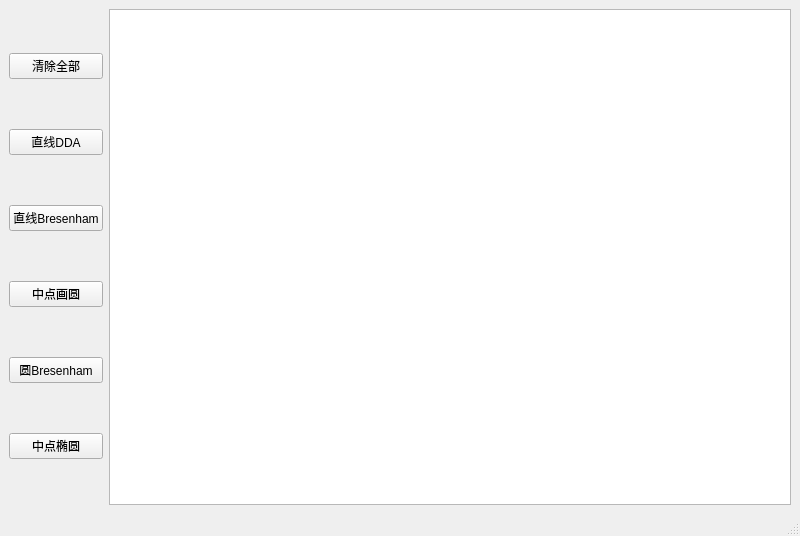
Above: mainwindow.ui from AaronHowell/Computer-Graphics before the change. Below: the same form after it.
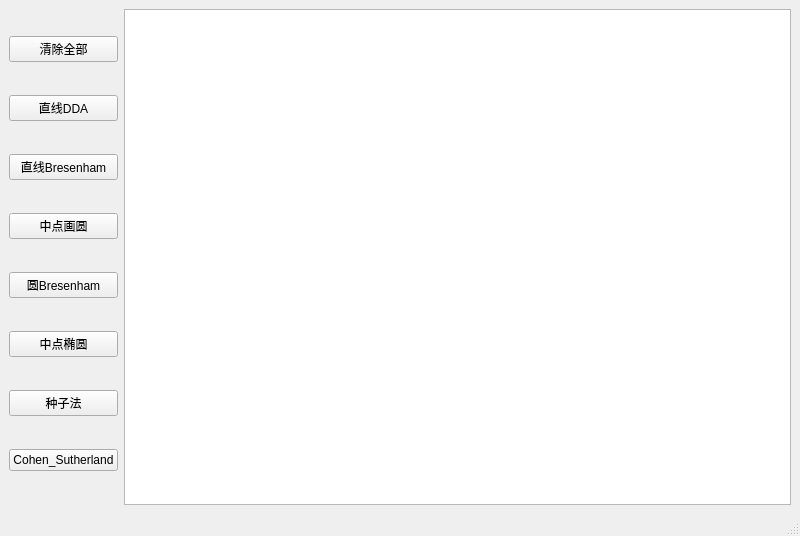
That is the form after the change.

Diff of the .ui file:
```diff
--- a/mainwindow.ui
+++ b/mainwindow.ui
@@ -59,6 +59,20 @@
                                 </property>
                             </widget>
                         </item>
+      <item>
+       <widget class="QPushButton" name="ex3_1">
+        <property name="text">
+         <string>种子法</string>
+        </property>
+       </widget>
+      </item>
+      <item>
+       <widget class="QPushButton" name="ex4">
+        <property name="text">
+         <string>Cohen_Sutherland</string>
+        </property>
+       </widget>
+      </item>
                     </layout>
                 </item>
                 <item>
```
Lines whose indentation alone changed are shown as unchanged.
